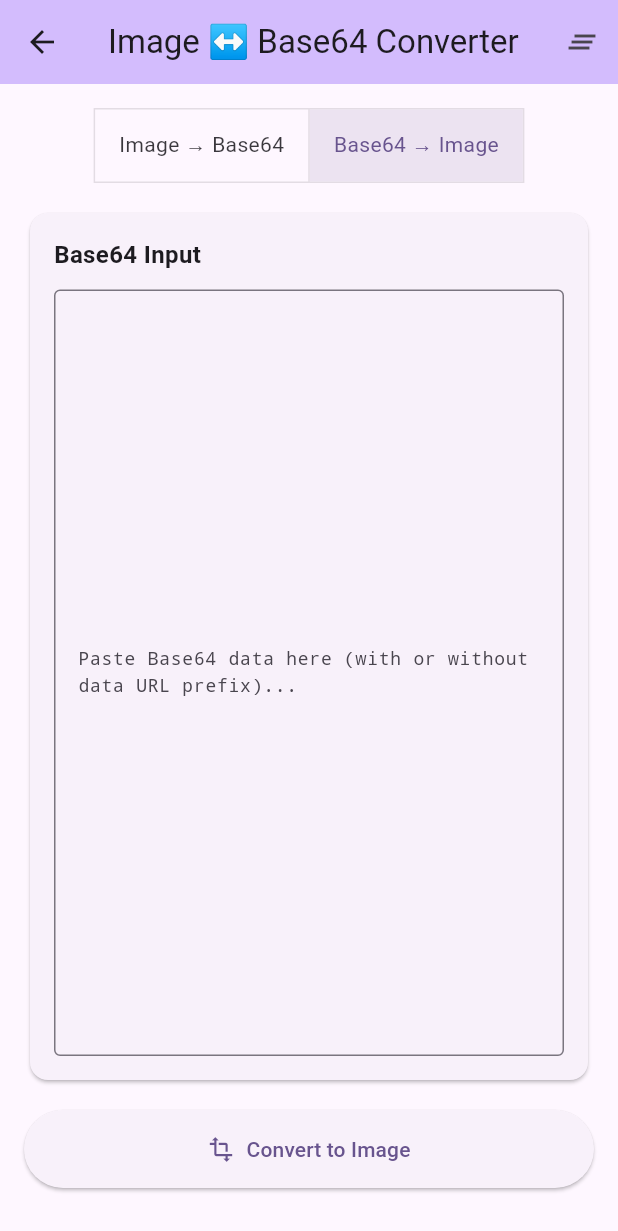
After one commit to sutanto1010/devtools, a Flutter app: the ImageBase64Screen screen opened directly, after a tap on "Base64 → Image", on a phone screen of 412 x 824 dp. The commit adds this screen. Shown: the top 1231 px of the screen. Run offline on Flutter 3.47's test engine with Material 3 defaults, Android fonts, the phone set to English and light mode, and no system bars; our stand-ins replace file_picker, package_info_plus, sqflite, yaml; missing offline and left inert: encrypt, openpgp, screen_capturer, super_clipboard, tray_manager, window_manager; accounts and stored records are empty.

Commit message:
feat: add image to base64 converter with preview and save functionality
- Implement new screen for converting between images and base64 strings
- Add file picker for image selection and saving
- Support both image-to-base64 and base64-to-image conversion modes
- Include image preview and metadata display
- Update file_picker dependency to latest version
- Add required macOS entitlements for file access

```diff
--- a/lib/main.dart
+++ b/lib/main.dart
@@ -33,6 +33,7 @@ import 'screens/uri_encoder_screen.dart';
 import 'screens/xml_to_json_screen.dart';
 import 'screens/yaml_to_json_screen.dart';
 import 'screens/string_replace_screen.dart';
+import 'screens/image_base64_screen.dart';
 import 'system_tray_manager.dart';
 
 void main() async {
@@ -287,6 +288,13 @@ class _MyHomePageState extends State<MyHomePage> with TickerProviderStateMixin {
       'title': 'String Replace Tool',
       'description': 'Advanced find and replace with regex support, case sensitivity, and bulk operations',
       'screen': const StringReplaceScreen(),
+    },
+    {
+      'id': 'image_base64',
+      'icon': Icons.image,
+      'title': 'Image ↔ Base64 Converter',
+      'description': 'Convert images to Base64 and vice versa with preview and save functionality',
+      'screen': const ImageBase64Screen(),
     },
   ];
 
--- /dev/null
+++ b/lib/screens/image_base64_screen.dart
@@ -0,0 +1,552 @@
+import 'package:flutter/material.dart';
+import 'package:flutter/services.dart';
+import 'dart:convert';
+import 'dart:io';
+import 'dart:typed_data';
+import 'package:file_picker/file_picker.dart';
+import 'package:path/path.dart' as path;
+
+class ImageBase64Screen extends StatefulWidget {
+  const ImageBase64Screen({super.key});
+
+  @override
+  State<ImageBase64Screen> createState() => _ImageBase64ScreenState();
+}
+
+class _ImageBase64ScreenState extends State<ImageBase64Screen> {
+  final TextEditingController _base64Controller = TextEditingController();
+  String _errorMessage = '';
+  String _successMessage = '';
+  File? _selectedImage;
+  Uint8List? _imageBytes;
+  String _imageInfo = '';
+  bool _isImageToBase64 = true;
+
+  @override
+  void dispose() {
+    _base64Controller.dispose();
+    super.dispose();
+  }
+
+  Future<void> _pickImage() async {
+    try {
+      FilePickerResult? result = await FilePicker.platform.pickFiles(
+        type: FileType.image,
+        allowMultiple: false,
+      );
+
+      if (result != null && result.files.single.path != null) {
+        final file = File(result.files.single.path!);
+        final bytes = await file.readAsBytes();
+
+        setState(() {
+          _selectedImage = file;
+          _imageBytes = bytes;
+          _errorMessage = '';
+          _successMessage = '';
+
+          // Get image info
+          final fileName = path.basename(file.path);
+          final fileSize = (bytes.length / 1024).toStringAsFixed(2);
+          final extension = path.extension(file.path).toLowerCase();
+
+          _imageInfo = 'File: $fileName\nSize: ${fileSize} KB\nType: $extension';
+        });
+      }
+    } catch (e) {
+      setState(() {
+        _errorMessage = 'Error selecting image: ${e.toString()}';
+        _successMessage = '';
+      });
+    }
+  }
+
+  void _convertImageToBase64() {
+    if (_imageBytes == null) {
+      setState(() {
+        _errorMessage = 'Please select an image first';
+        _successMessage = '';
+      });
+      return;
+    }
+
+    try {
+      final base64String = base64Encode(_imageBytes!);
+      final extension = path.extension(_selectedImage!.path).toLowerCase();
+
+      // Create data URL format
+      String mimeType;
+      switch (extension) {
+        case '.png':
+          mimeType = 'image/png';
+          break;
+        case '.jpg':
+        case '.jpeg':
+          mimeType = 'image/jpeg';
+          break;
+        case '.gif':
+          mimeType = 'image/gif';
+          break;
+        case '.webp':
+          mimeType = 'image/webp';
+          break;
+        case '.bmp':
+          mimeType = 'image/bmp';
+          break;
+        default:
+          mimeType = 'image/png';
+      }
+
+      final dataUrl = 'data:$mimeType;base64,$base64String';
+
+      setState(() {
+        _base64Controller.text = dataUrl;
+        _errorMessage = '';
+        _successMessage = 'Image converted to Base64 successfully!';
+      });
+    } catch (e) {
+      setState(() {
+        _errorMessage = 'Error converting image: ${e.toString()}';
+        _successMessage = '';
+      });
+    }
+  }
+
+  void _convertBase64ToImage() {
+    final input = _base64Controller.text.trim();
+    if (input.isEmpty) {
+      setState(() {
+        _errorMessage = 'Please enter Base64 data';
+        _successMessage = '';
+      });
+      return;
+    }
+
+    try {
+      String base64Data = input;
+
+      // Handle data URL format
+      if (input.startsWith('data:')) {
+        final commaIndex = input.indexOf(',');
+        if (commaIndex != -1) {
+          base64Data = input.substring(commaIndex + 1);
+        }
+      }
+
+      final bytes = base64Decode(base64Data);
+
+      setState(() {
+        _imageBytes = bytes;
+        _selectedImage = null;
+        _errorMessage = '';
+        _successMessage = 'Base64 converted to image successfully!';
+
+        final fileSize = (bytes.length / 1024).toStringAsFixed(2);
+        _imageInfo = 'Decoded Image\nSize: ${fileSize} KB';
+      });
+    } catch (e) {
+      setState(() {
+        _errorMessage = 'Error decoding Base64: ${e.toString()}';
+        _successMessage = '';
+        _imageBytes = null;
+        _imageInfo = '';
+      });
+    }
+  }
+
+  Future<void> _saveImage() async {
+    if (_imageBytes == null) {
+      setState(() {
+        _errorMessage = 'No image to save';
+        _successMessage = '';
+      });
+      return;
+    }
+
+    try {
+      String? outputFile = await FilePicker.platform.saveFile(
+        dialogTitle: 'Save Image',
+        fileName: 'converted_image.png',
+        type: FileType.image,
+      );
+
+      if (outputFile != null) {
+        final file = File(outputFile);
+        await file.writeAsBytes(_imageBytes!);
+
+        setState(() {
+          _successMessage = 'Image saved successfully to: $outputFile';
+          _errorMessage = '';
+        });
+      }
+    } catch (e) {
+      setState(() {
+        _errorMessage = 'Error saving image: ${e.toString()}';
+        _successMessage = '';
+      });
+    }
+  }
+
+  void _copyToClipboard() {
+    if (_base64Controller.text.isNotEmpty) {
+      Clipboard.setData(ClipboardData(text: _base64Controller.text));
+      setState(() {
+        _successMessage = 'Base64 data copied to clipboard!';
+        _errorMessage = '';
+      });
+    }
+  }
+
+  void _clearAll() {
+    setState(() {
+      _base64Controller.clear();
+      _selectedImage = null;
+      _imageBytes = null;
+      _imageInfo = '';
+      _errorMessage = '';
+      _successMessage = '';
+    });
+  }
+
+  @override
+  Widget build(BuildContext context) {
+    return Scaffold(
+      appBar: AppBar(
+        title: const Text('Image ↔ Base64 Converter'),
+        backgroundColor: Theme.of(context).colorScheme.inversePrimary,
+        actions: [
+          IconButton(
+            icon: const Icon(Icons.clear_all),
+            onPressed: _clearAll,
+            tooltip: 'Clear All',
+          ),
+        ],
+      ),
+      body: Padding(
+        padding: const EdgeInsets.all(16.0),
+        child: Column(
+          crossAxisAlignment: CrossAxisAlignment.stretch,
+          children: [
+            // Mode Toggle
+            Column(
+              children: [
+                ToggleButtons(
+                  isSelected: [_isImageToBase64, !_isImageToBase64],
+                  onPressed: (index) {
+                    setState(() {
+                      _isImageToBase64 = index == 0;
+                      _clearAll();
+                    });
+                  },
+                  children: const [
+                    Padding(
+                      padding: EdgeInsets.symmetric(horizontal: 16),
+                      child: Text('Image → Base64'),
+                    ),
+                    Padding(
+                      padding: EdgeInsets.symmetric(horizontal: 16),
+                      child: Text('Base64 → Image'),
+                    ),
+                  ],
+                ),
+              ],
+            ),
+            const SizedBox(height: 16),
+
+            // Image to Base64 Mode
+            if (_isImageToBase64) ...
+              _buildImageToBase64Section(),
+
+            // Base64 to Image Mode
+            if (!_isImageToBase64) ...
+              _buildBase64ToImageSection(),
+
+            // Messages
+            if (_errorMessage.isNotEmpty)
+              Container(
+                margin: const EdgeInsets.only(top: 16),
+                padding: const EdgeInsets.all(12),
+                decoration: BoxDecoration(
+                  color: Colors.red.shade50,
+                  border: Border.all(color: Colors.red.shade200),
+                  borderRadius: BorderRadius.circular(8),
+                ),
+                child: Row(
+                  children: [
+                    Icon(Icons.error, color: Colors.red.shade600),
+                    const SizedBox(width: 8),
+                    Expanded(
+                      child: Text(
+                        _errorMessage,
+                        style: TextStyle(color: Colors.red.shade700),
+                      ),
+                    ),
+                  ],
+                ),
+              ),
+
+            if (_successMessage.isNotEmpty)
+              Container(
+                margin: const EdgeInsets.only(top: 16),
+                padding: const EdgeInsets.all(12),
+                decoration: BoxDecoration(
+                  color: Colors.green.shade50,
+                  border: Border.all(color: Colors.green.shade200),
+                  borderRadius: BorderRadius.circular(8),
+                ),
+                child: Row(
+                  children: [
+                    Icon(Icons.check_circle, color: Colors.green.shade600),
+                    const SizedBox(width: 8),
+                    Expanded(
+                      child: Text(
+                        _successMessage,
+                        style: TextStyle(color: Colors.green.shade700),
+                      ),
+                    ),
+                  ],
+                ),
+              ),
+          ],
+        ),
+      ),
+    );
+  }
+
+  List<Widget> _buildImageToBase64Section() {
+    return [
+      // Image Selection
+      Card(
+        child: Padding(
+          padding: const EdgeInsets.all(16.0),
+          child: Column(
+            crossAxisAlignment: CrossAxisAlignment.stretch,
+            children: [
+              const Text(
+                'Select Image',
+                style: TextStyle(fontSize: 16, fontWeight: FontWeight.bold),
+              ),
+              const SizedBox(height: 12),
+              ElevatedButton.icon(
+                onPressed: _pickImage,
+                icon: const Icon(Icons.image),
+                label: const Text('Choose Image File'),
+              ),
+              if (_imageInfo.isNotEmpty) ...
+                [
+                  const SizedBox(height: 12),
+                  Container(
+                    padding: const EdgeInsets.all(12),
+                    decoration: BoxDecoration(
+                      color: Colors.grey.shade100,
+                      borderRadius: BorderRadius.circular(8),
+                    ),
+                    child: Text(
+                      _imageInfo,
+                      style: const TextStyle(fontFamily: 'monospace'),
+                    ),
+                  ),
+                ],
+            ],
+          ),
+        ),
+      ),
+      const SizedBox(height: 16),
+
+      // Image Preview
+      if (_imageBytes != null)
+        Card(
+          child: Padding(
+            padding: const EdgeInsets.all(16.0),
+            child: Column(
+              crossAxisAlignment: CrossAxisAlignment.stretch,
+              children: [
+                const Text(
+                  'Image Preview',
+                  style: TextStyle(fontSize: 16, fontWeight: FontWeight.bold),
+                ),
+                const SizedBox(height: 12),
+                Container(
+                  height: 200,
+                  decoration: BoxDecoration(
+                    border: Border.all(color: Colors.grey.shade300),
+                    borderRadius: BorderRadius.circular(8),
+                  ),
+                  child: ClipRRect(
+                    borderRadius: BorderRadius.circular(8),
+                    child: Image.memory(
+                      _imageBytes!,
+                      fit: BoxFit.contain,
+                    ),
+                  ),
+                ),
+              ],
+            ),
+          ),
+        ),
+
+      if (_imageBytes != null) const SizedBox(height: 16),
+
+      // Convert Button
+      ElevatedButton.icon(
+        onPressed: _selectedImage != null ? _convertImageToBase64 : null,
+        icon: const Icon(Icons.transform),
+        label: const Text('Convert to Base64'),
+        style: ElevatedButton.styleFrom(
+          padding: const EdgeInsets.all(16),
+        ),
+      ),
+      const SizedBox(height: 16),
+
+      // Base64 Output
+      Expanded(
+        child: Card(
+          child: Padding(
+            padding: const EdgeInsets.all(16.0),
+            child: Column(
+              crossAxisAlignment: CrossAxisAlignment.stretch,
+              children: [
+                Row(
+                  mainAxisAlignment: MainAxisAlignment.spaceBetween,
+                  children: [
+                    const Text(
+                      'Base64 Output',
+                      style: TextStyle(fontSize: 16, fontWeight: FontWeight.bold),
+                    ),
+                    if (_base64Controller.text.isNotEmpty)
+                      IconButton(
+                        onPressed: _copyToClipboard,
+                        icon: const Icon(Icons.copy),
+                        tooltip: 'Copy to Clipboard',
+                      ),
+                  ],
+                ),
+                const SizedBox(height: 12),
+                Expanded(
+                  child: TextField(
+                    controller: _base64Controller,
+                    maxLines: null,
+                    expands: true,
+                    readOnly: true,
+                    decoration: const InputDecoration(
+                      border: OutlineInputBorder(),
+                      hintText: 'Base64 output will appear here...',
+                    ),
+                    style: const TextStyle(fontFamily: 'monospace', fontSize: 12),
+                  ),
+                ),
+              ],
+            ),
+          ),
+        ),
+      ),
+    ];
+  }
+
+  List<Widget> _buildBase64ToImageSection() {
+    return [
+      // Base64 Input
+      Expanded(
+        flex: 2,
+        child: Card(
+          child: Padding(
+            padding: const EdgeInsets.all(16.0),
+            child: Column(
+              crossAxisAlignment: CrossAxisAlignment.stretch,
+              children: [
+                const Text(
+                  'Base64 Input',
+                  style: TextStyle(fontSize: 16, fontWeight: FontWeight.bold),
+                ),
+                const SizedBox(height: 12),
+                Expanded(
+                  child: TextField(
+                    controller: _base64Controller,
+                    maxLines: null,
+                    expands: true,
+                    decoration: const InputDecoration(
+                      border: OutlineInputBorder(),
+                      hintText: 'Paste Base64 data here (with or without data URL prefix)...',
+                    ),
+                    style: const TextStyle(fontFamily: 'monospace', fontSize: 12),
+                  ),
+                ),
+              ],
+            ),
+          ),
+        ),
+      ),
+      const SizedBox(height: 16),
+
+      // Convert Button
+      ElevatedButton.icon(
+        onPressed: _convertBase64ToImage,
+        icon: const Icon(Icons.transform),
+        label: const Text('Convert to Image'),
+        style: ElevatedButton.styleFrom(
+          padding: const EdgeInsets.all(16),
+        ),
+      ),
+      const SizedBox(height: 16),
+
+      // Image Preview and Info
+      if (_imageBytes != null)
+        Expanded(
+          flex: 2,
+          child: Card(
+            child: Padding(
+              padding: const EdgeInsets.all(16.0),
+              child: Column(
+                crossAxisAlignment: CrossAxisAlignment.stretch,
+                children: [
+                  Row(
+                    mainAxisAlignment: MainAxisAlignment.spaceBetween,
+                    children: [
+                      const Text(
+                        'Converted Image',
+                        style: TextStyle(fontSize: 16, fontWeight: FontWeight.bold),
+                      ),
+                      ElevatedButton.icon(
+                        onPressed: _saveImage,
+                        icon: const Icon(Icons.save),
+                        label: const Text('Save'),
+                      ),
+                    ],
+                  ),
+                  const SizedBox(height: 12),
+                  if (_imageInfo.isNotEmpty)
+                    Container(
+                      padding: const EdgeInsets.all(12),
+                      margin: const EdgeInsets.only(bottom: 12),
+                      decoration: BoxDecoration(
+                        color: Colors.grey.shade100,
+                        borderRadius: BorderRadius.circular(8),
+                      ),
+                      child: Text(
+                        _imageInfo,
+                        style: const TextStyle(fontFamily: 'monospace'),
+                      ),
+                    ),
+                  Expanded(
+                    child: Container(
+                      decoration: BoxDecoration(
+                        border: Border.all(color: Colors.grey.shade300),
+                        borderRadius: BorderRadius.circular(8),
+                      ),
+                      child: ClipRRect(
+                        borderRadius: BorderRadius.circular(8),
+                        child: Image.memory(
+                          _imageBytes!,
+                          fit: BoxFit.contain,
+                        ),
+                      ),
+                    ),
+                  ),
+                ],
+              ),
+            ),
+          ),
+        ),
+    ];
+  }
+}
--- a/pubspec.yaml
+++ b/pubspec.yaml
@@ -49,7 +49,7 @@ dependencies:
   screenshot: ^3.0.0
   image: ^4.1.7
   path_provider: ^2.1.2
-  file_picker: ^8.0.0+1
+  file_picker: ^10.3.3
   yaml: ^3.1.2
   screen_capturer: ^0.2.3
   super_clipboard: ^0.9.1
```
Also changed, not shown: pubspec.lock, 2 other files.
